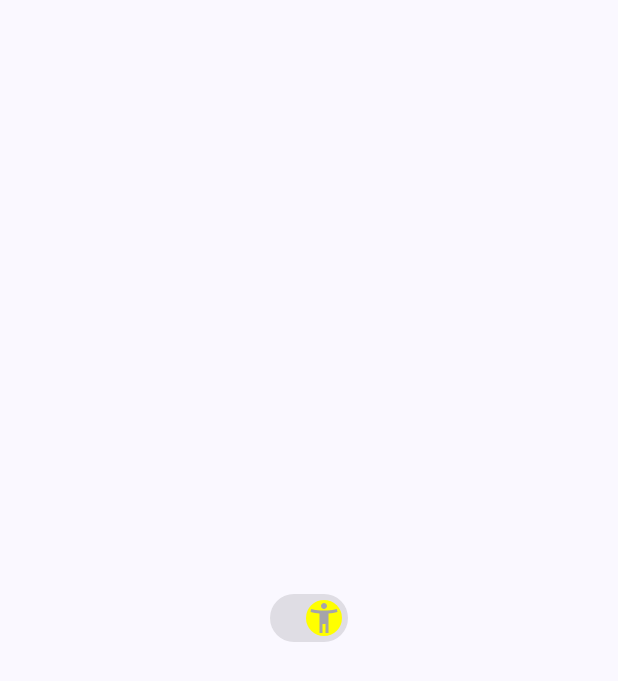
After one commit to RafaelManzanoDev/JetpackComposeCursoMaterial3, an Android app built with Jetpack Compose: the composable MySwitch shown on its own in the app's theme, on a phone screen of 412 x 824 dp. The commit adds this screen. Shown: the top 681 px of the screen. Run offline under Robolectric (Android 15) with nearby library versions, the phone set to English and light mode, and no system bars.

Commit message:
Seccion 9 - Switch

```diff
--- a/MyFirstComposeApp/app/src/main/java/es/rmanzanodev/myfirstcomposeapp/MainActivity.kt
+++ b/MyFirstComposeApp/app/src/main/java/es/rmanzanodev/myfirstcomposeapp/MainActivity.kt
@@ -14,6 +14,7 @@ import es.rmanzanodev.myfirstcomposeapp.component.progress.MyAdvancedProgressInd
 import es.rmanzanodev.myfirstcomposeapp.component.progress.MyAnimationProgressIndicator
 import es.rmanzanodev.myfirstcomposeapp.component.progress.MyCircularProgressIndicator
 import es.rmanzanodev.myfirstcomposeapp.component.progress.MyLinearProgressIndicator
+import es.rmanzanodev.myfirstcomposeapp.component.toggle.MySwitch
 import es.rmanzanodev.myfirstcomposeapp.login.Greeting
 import es.rmanzanodev.myfirstcomposeapp.ui.theme.MyFirstComposeAppTheme
 
@@ -24,7 +25,7 @@ class MainActivity : ComponentActivity() {
         setContent {
             MyFirstComposeAppTheme {
                 Scaffold(modifier = Modifier.fillMaxSize()) { innerPadding ->
-                    MyAnimationProgressIndicator(Modifier.padding(innerPadding))
+                    MySwitch(Modifier.padding(innerPadding))
                 }
             }
         }
--- /dev/null
+++ b/MyFirstComposeApp/app/src/main/java/es/rmanzanodev/myfirstcomposeapp/component/toggle/MySwitch.kt
@@ -0,0 +1,42 @@
+package es.rmanzanodev.myfirstcomposeapp.component.toggle
+
+import androidx.compose.foundation.layout.Box
+import androidx.compose.foundation.layout.fillMaxSize
+import androidx.compose.material3.Icon
+import androidx.compose.material3.Switch
+import androidx.compose.material3.SwitchColors
+import androidx.compose.material3.SwitchDefaults
+import androidx.compose.runtime.Composable
+import androidx.compose.runtime.getValue
+import androidx.compose.runtime.mutableStateOf
+import androidx.compose.runtime.remember
+import androidx.compose.runtime.setValue
+import androidx.compose.ui.Alignment
+import androidx.compose.ui.Modifier
+import androidx.compose.ui.graphics.Color
+import androidx.compose.ui.res.painterResource
+import es.rmanzanodev.myfirstcomposeapp.R
+
+@Composable
+fun MySwitch(modifier: Modifier = Modifier) {
+    var switchState by remember { mutableStateOf(true) }
+    Box(modifier = modifier.fillMaxSize(), contentAlignment = Alignment.Center) {
+        Switch(
+            checked = switchState,
+            onCheckedChange = { switchState = it },
+            thumbContent = {
+                Icon(
+                    painter = painterResource(R.drawable.ic_personita),
+                    contentDescription = "Icono personita"
+                )
+            },
+            enabled = false,
+            colors = SwitchDefaults.colors(
+                checkedThumbColor = Color.Red,
+                uncheckedThumbColor = Color.Blue,
+                disabledCheckedThumbColor = Color.Yellow,
+                disabledUncheckedThumbColor = Color.Cyan
+            )
+        )
+    }
+}
```
